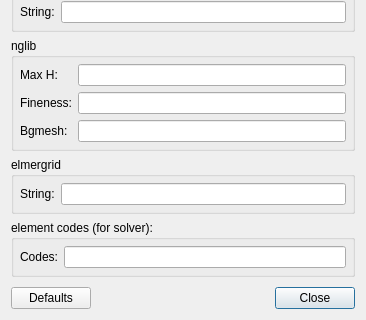
This is misc/Mesh3D/forms/meshcontrol.ui in tehnick/elmerfem as Qt 5 draws it before an edit; both pictures show x 0 to 366 and y 155 to 475 of the 366 by 475 pixel window. The edited form follows.
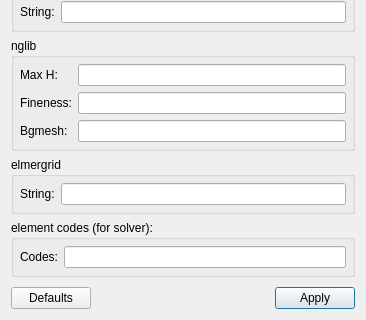
This is the edited form. Icons and pictures are not drawn.

What changed in the file:
```diff
--- a/misc/Mesh3D/forms/meshcontrol.ui
+++ b/misc/Mesh3D/forms/meshcontrol.ui
@@ -228,7 +228,10 @@
      <item>
       <widget class="QPushButton" name="closeButton" >
        <property name="text" >
-        <string>Close</string>
+        <string>Apply</string>
+       </property>
+       <property name="icon" >
+        <iconset resource="../Mesh3D.qrc" >:/icons/dialog-ok-apply.png</iconset>
        </property>
        <property name="default" >
         <bool>true</bool>
```
